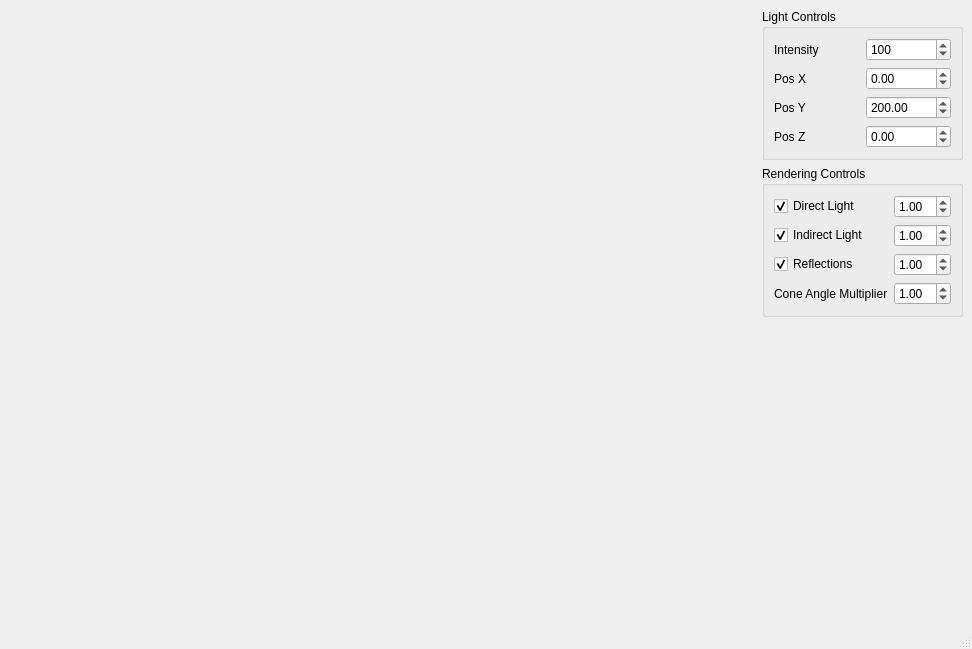
jw0z96/Masterclass-VXGI-Sponza, file ui/MainWindow.ui: the form before one commit.
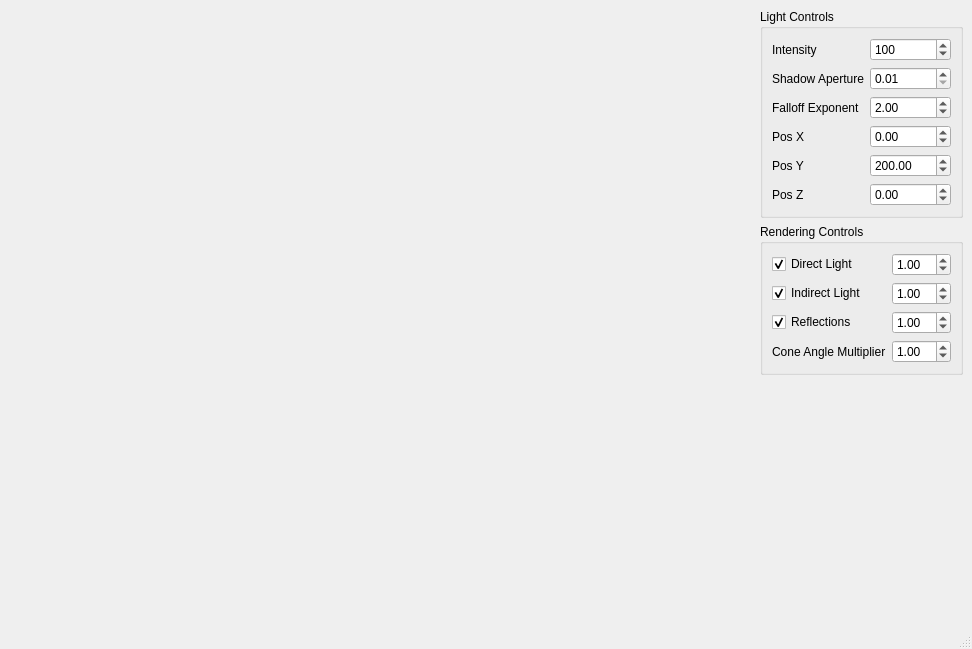
The form after the commit.

Commit message: added controls for light falloff and shadow aperture

```diff
--- a/ui/MainWindow.ui
+++ b/ui/MainWindow.ui
@@ -121,6 +121,43 @@
            </property>
           </widget>
          </item>
+         <item row="1" column="2">
+          <widget class="QDoubleSpinBox" name="shadowApertureSpinBox">
+           <property name="minimum">
+            <double>0.010000000000000</double>
+           </property>
+           <property name="singleStep">
+            <double>0.010000000000000</double>
+           </property>
+          </widget>
+         </item>
+         <item row="2" column="2">
+          <widget class="QDoubleSpinBox" name="lightFalloffSpinBox">
+           <property name="maximum">
+            <double>3.000000000000000</double>
+           </property>
+           <property name="singleStep">
+            <double>0.100000000000000</double>
+           </property>
+           <property name="value">
+            <double>2.000000000000000</double>
+           </property>
+          </widget>
+         </item>
+         <item row="1" column="0">
+          <widget class="QLabel" name="shadowApertureLabel">
+           <property name="text">
+            <string>Shadow Aperture</string>
+           </property>
+          </widget>
+         </item>
+         <item row="2" column="0">
+          <widget class="QLabel" name="lightFalloffLabel">
+           <property name="text">
+            <string>Falloff Exponent</string>
+           </property>
+          </widget>
+         </item>
         </layout>
        </widget>
       </item>
```
Left out of the diff: 2 changed lines with no effect on the pictures. The commit also changes 7 other files.
